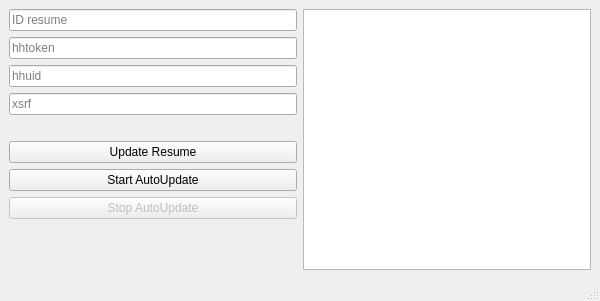
This is HeadHunterBot/mainwindow.ui in imitatehappiness/QtHeadHunterBot as Qt 5 draws it before an edit. The edited form follows.
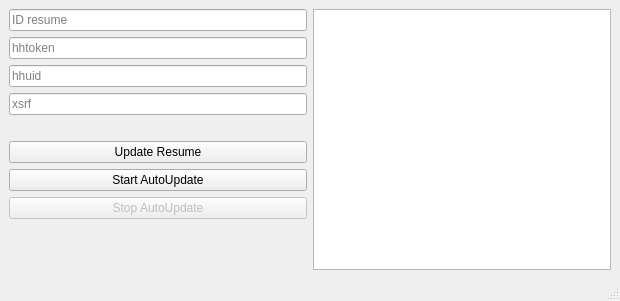
This is the edited form. Icons and pictures are not drawn.

Diff of the .ui file:
```diff
--- a/HeadHunterBot/mainwindow.ui
+++ b/HeadHunterBot/mainwindow.ui
@@ -6,7 +6,7 @@
    <rect>
     <x>0</x>
     <y>0</y>
-    <width>600</width>
+    <width>620</width>
     <height>301</height>
    </rect>
   </property>
```
Left out of the diff: 2 changed lines with no effect on the pictures.
